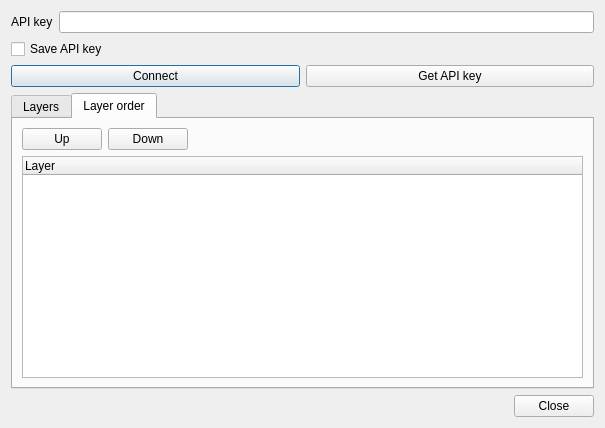
This is addlayersdialogbase.ui in nextgis/qgis_scanex_express as Qt 5 draws it before an edit. The edited form follows.
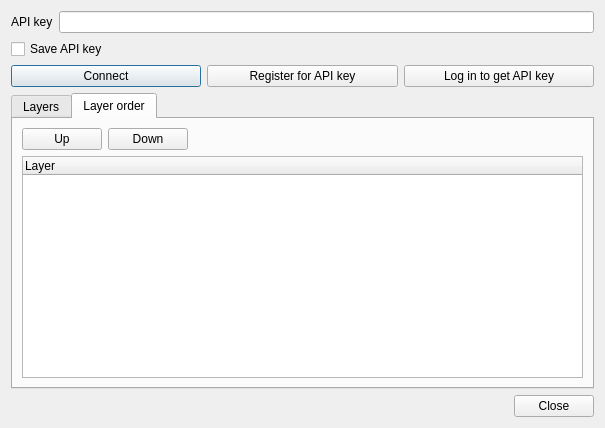
This is the edited form.

Commit message: buttons for registration and obtaining API key

```diff
--- a/addlayersdialogbase.ui
+++ b/addlayersdialogbase.ui
@@ -48,10 +48,17 @@
        </property>
       </widget>
      </item>
+     <item>
+      <widget class="QPushButton" name="btnRegister">
+       <property name="text">
+        <string>Register for API key</string>
+       </property>
+      </widget>
+     </item>
      <item>
       <widget class="QPushButton" name="btnGetKey">
        <property name="text">
-        <string>Get API key</string>
+        <string>Log in to get API key</string>
        </property>
       </widget>
      </item>
```
The commit also changes 1 other file.
